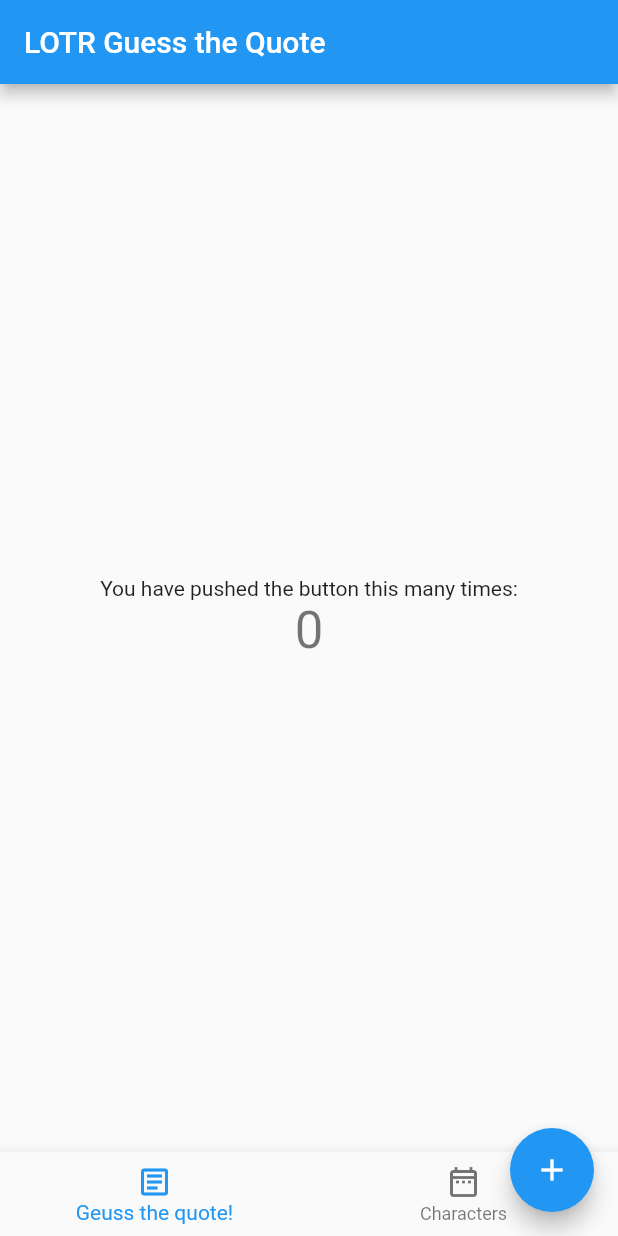
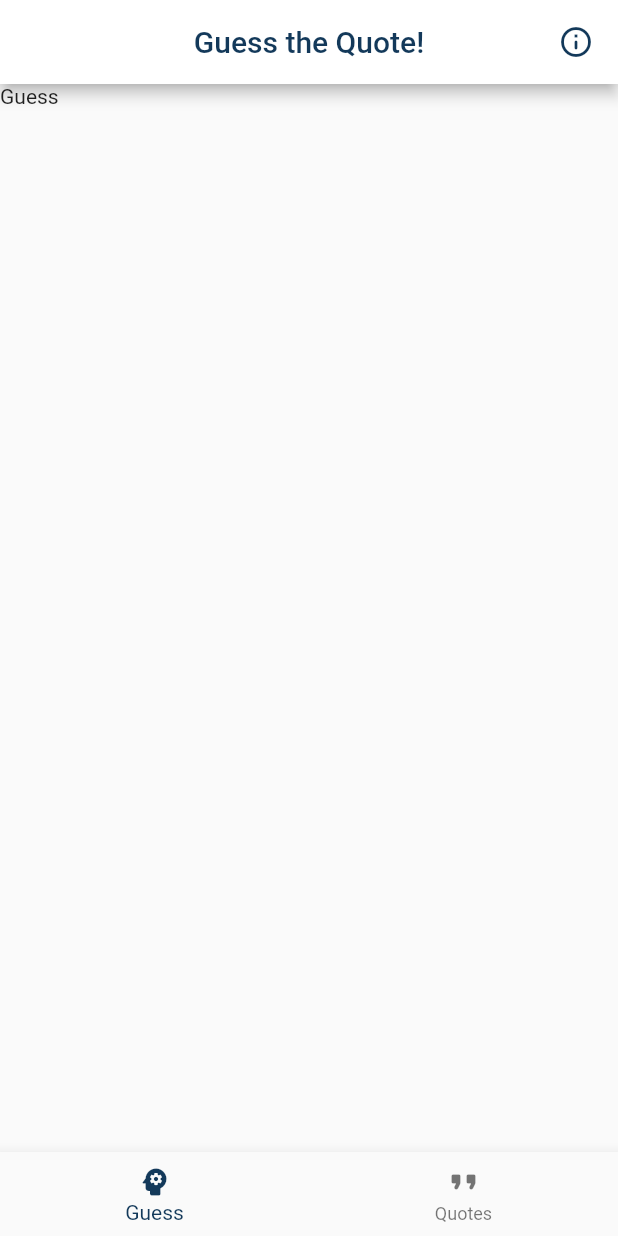
Before and after one commit to smolikja/bp-lotr-flutter-app, a Flutter app: the screen it shows after launch, on a phone screen of 412 x 824 dp. Run offline on Flutter 3.47's test engine with Material 2 defaults, Android fonts, the phone set to English and light mode, and no system bars.

Commit message:
navigation, screens

```diff
--- a/assets/localizations/en.json
+++ b/assets/localizations/en.json
@@ -1,4 +1,8 @@
 {
-    "appbar_guess_quote": "Geuss the quote!",
-    "appbar_characters" : "Characters"
+    "appbar_guess_quote": "Guess the Quote!",
+    "appbar_quotes": "Quotes",
+    "appbar_about": "About the App",
+    "appbar_movies_list": "Select movie",
+
+    "bottombar_guess_quote": "Guess"
 }
--- /dev/null
+++ b/lib/helpers/constants.dart
@@ -0,0 +1,6 @@
+import 'dart:ui';
+
+const Color kPrimaryColor = Color(0xFF13395a);
+const Color kSecondaryColor = Color(0xffe20074);
+const Color kGreyDarkColor = Color(0xff697076);
+const Color kGreyLightColor = Color(0xffc9d0da);
--- a/lib/main.dart
+++ b/lib/main.dart
@@ -6,6 +6,10 @@
 import 'package:flutter_localizations/flutter_localizations.dart';
 import 'package:bp_flutter_app/services/app_localizations.dart';
 import 'package:bp_flutter_app/widgets/phoenix.dart';
+import 'package:bp_flutter_app/screens/guess_screen.dart';
+import 'package:bp_flutter_app/screens/movies_list_screen.dart';
+import 'package:bp_flutter_app/helpers/color_helper.dart';
+import 'package:bp_flutter_app/helpers/constants.dart';
 
 class _BottomBarItem {
   const _BottomBarItem(this.index, this.titleKey, this.icon, this.iconActive);
@@ -17,8 +21,8 @@
 }
 
 List<_BottomBarItem> _bottomBarItems = <_BottomBarItem>[
-  _BottomBarItem(0, 'appbar_guess_quote', Icon(Icons.article_outlined), null),
-  _BottomBarItem(1, 'appbar_characters', Icon(Icons.date_range_outlined), null)
+  _BottomBarItem(0, 'bottombar_guess_quote', Icon(Icons.psychology_rounded), null),
+  _BottomBarItem(1, 'appbar_quotes', Icon(Icons.format_quote_rounded), null)
 ];
 
 class MyHomePage extends StatefulWidget {
@@ -30,12 +34,18 @@
 class _MyHomePageState extends State<MyHomePage> {
   List<GlobalKey<NavigatorState>> _navigatorKeys =
       List<GlobalKey<NavigatorState>>.generate(_bottomBarItems.length, (index) => GlobalKey<NavigatorState>()).toList();
-  int _counter = 0;
   int _currentIndex = 0;
+  Future _fetchDataFuture;
 
   CharactersModel charactersData;
   MoviesModel moviesData;
   QuotesModel quotesData;
+
+  @override
+  void initState() {
+    super.initState();
+    _fetchDataFuture = Future.wait([_charactersFuture(), _moviesFuture(), _quotesFuture()]);
+  }
 
   Future<String> _charactersFuture() async {
     return DefaultAssetBundle.of(context).loadString('assets/characters.json');
@@ -49,25 +59,12 @@
     return DefaultAssetBundle.of(context).loadString('assets/quotes.json');
   }
 
-  void _incrementCounter() {
-    print(charactersData.docs.length);
-    print(moviesData.docs.length);
-    print(quotesData.docs.length);
-
-    setState(() {
-      _counter++;
-    });
-  }
-
   @override
   Widget build(BuildContext context) {
     return Scaffold(
-      appBar: AppBar(
-        title: Text('LOTR Guess the Quote'),
-      ),
       body: Center(
           child: FutureBuilder(
-        future: Future.wait([_charactersFuture(), _moviesFuture(), _quotesFuture()]),
+        future: _fetchDataFuture,
         builder: (context, snapshot) {
           if (snapshot.connectionState != ConnectionState.done) {
             return Center(
@@ -104,20 +101,7 @@
           );
         },
       )),
-      floatingActionButton: FloatingActionButton(
-        onPressed: _incrementCounter,
-        tooltip: 'Increment',
-        child: Icon(Icons.add),
-      ), // This trailing comma makes auto-formatting nicer for build methods.
     );
-  }
-
-  bool isEmpty(CharactersModel characters, MoviesModel movies, QuotesModel quotes) {
-    bool isEmpty = false;
-    if (characters == null || movies == null || quotes == null) {
-      isEmpty = true;
-    }
-    return isEmpty;
   }
 
   Widget _getContent() {
@@ -138,32 +122,10 @@
         Widget screen;
         switch (index) {
           case 0:
-            screen = Column(
-              mainAxisAlignment: MainAxisAlignment.center,
-              children: <Widget>[
-                Text(
-                  'You have pushed the button this many times:',
-                ),
-                Text(
-                  '$_counter',
-                  style: Theme.of(context).textTheme.headline4,
-                ),
-              ],
-            );
+            screen = GuessScreen(fullscreenPush: _fullscreenPush);
             break;
           case 1:
-            screen = Column(
-              mainAxisAlignment: MainAxisAlignment.center,
-              children: <Widget>[
-                Text(
-                  'You have pushed the button this many times:',
-                ),
-                Text(
-                  '$_counter',
-                  style: Theme.of(context).textTheme.headline4,
-                ),
-              ],
-            );
+            screen = MoviesListScreen(fullscreenPush: _fullscreenPush);
             break;
         }
         return screen;
@@ -187,8 +149,8 @@
       ],
       title: 'LOTR Guess Quote',
       theme: ThemeData(
-        // primarySwatch: createMaterialColor(kPrimaryColor),
-        // primaryTextTheme: TextTheme(headline6: TextStyle(color: createMaterialColor(kPrimaryColor))),
+        primarySwatch: createMaterialColor(kPrimaryColor),
+        primaryTextTheme: TextTheme(headline6: TextStyle(color: createMaterialColor(kPrimaryColor))),
         visualDensity: VisualDensity.adaptivePlatformDensity,
       ),
       home: MyHomePage(),
--- /dev/null
+++ b/lib/screens/base_stateful_widget.dart
@@ -0,0 +1,8 @@
+import 'package:flutter/material.dart';
+
+abstract class BaseStatefulWidget extends StatefulWidget {
+  BaseStatefulWidget({Key key, @required this.fullscreenPush})
+      : assert(fullscreenPush != null);
+
+  final Function(Widget) fullscreenPush;
+}
--- /dev/null
+++ b/lib/screens/base_stateless_widget.dart
@@ -0,0 +1,8 @@
+import 'package:flutter/material.dart';
+
+abstract class BaseStatelessWidget extends StatelessWidget {
+  BaseStatelessWidget({Key key, @required this.fullscreenPush})
+      : assert(fullscreenPush != null);
+
+  final Function(Widget) fullscreenPush;
+}
--- /dev/null
+++ b/lib/screens/guess_screen.dart
@@ -0,0 +1,27 @@
+import 'package:flutter/material.dart';
+import 'package:bp_flutter_app/screens/base_stateful_widget.dart';
+import 'package:bp_flutter_app/widgets/custom_appbar.dart';
+import 'package:bp_flutter_app/services/app_localizations.dart';
+
+class GuessScreen extends BaseStatefulWidget {
+  GuessScreen({
+    Key key,
+    @required Function(Widget) fullscreenPush,
+  }) : super(key: key, fullscreenPush: fullscreenPush);
+
+  @override
+  _GuessScreenState createState() => _GuessScreenState();
+}
+
+class _GuessScreenState extends State<GuessScreen> {
+  @override
+  Widget build(BuildContext context) {
+    return Scaffold(
+      appBar: CustomAppBar(
+        title: AppLocalizations.of(context).translate('appbar_guess_quote'),
+        fullscreenPush: widget.fullscreenPush,
+      ),
+      body: SingleChildScrollView(child: Text("Guess")),
+    );
+  }
+}
--- /dev/null
+++ b/lib/widgets/custom_appbar.dart
@@ -0,0 +1,43 @@
+import 'package:flutter/material.dart';
+import 'package:bp_flutter_app/screens/base_stateless_widget.dart';
+import 'package:bp_flutter_app/screens/about_screen.dart';
+
+class CustomAppBar extends BaseStatelessWidget with PreferredSizeWidget {
+  @override
+  final Size preferredSize;
+  final String title;
+
+  CustomAppBar({
+    Key key,
+    this.title,
+    @required Function(Widget) fullscreenPush,
+  })  : preferredSize = Size.fromHeight(kToolbarHeight),
+        super(key: key, fullscreenPush: fullscreenPush);
+
+  @override
+  Widget build(BuildContext context) {
+    return AppBar(
+      iconTheme: IconThemeData(
+        color: Theme.of(context).primaryColor,
+      ),
+      title: Text(title),
+      centerTitle: true,
+      backgroundColor: Colors.white,
+      brightness: Brightness.light,
+      actions: [
+        InkWell(
+          onTap: () {
+            fullscreenPush(AboutScreen(fullscreenPush: fullscreenPush));
+          },
+          child: Padding(
+            padding: EdgeInsets.symmetric(horizontal: 16.0),
+            child: Icon(
+              Icons.info_outline_rounded,
+              color: Theme.of(context).primaryColor,
+            ),
+          ),
+        ),
+      ],
+    );
+  }
+}
```
Also changed, not shown: lib/helpers/color_helper.dart (added, +21 -0 lines), lib/screens/about_screen.dart (added, +27 -0 lines), lib/screens/character_screen.dart (added, +26 -0 lines), lib/screens/movie_screen.dart (added, +26 -0 lines), lib/screens/movies_list_screen.dart (added, +27 -0 lines), lib/widgets/list_divider.dart (added, +13 -0 lines).
